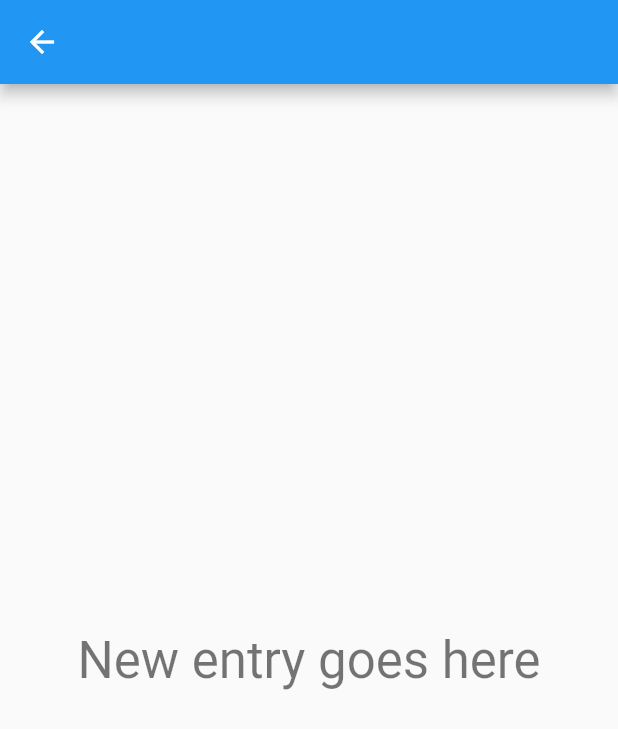
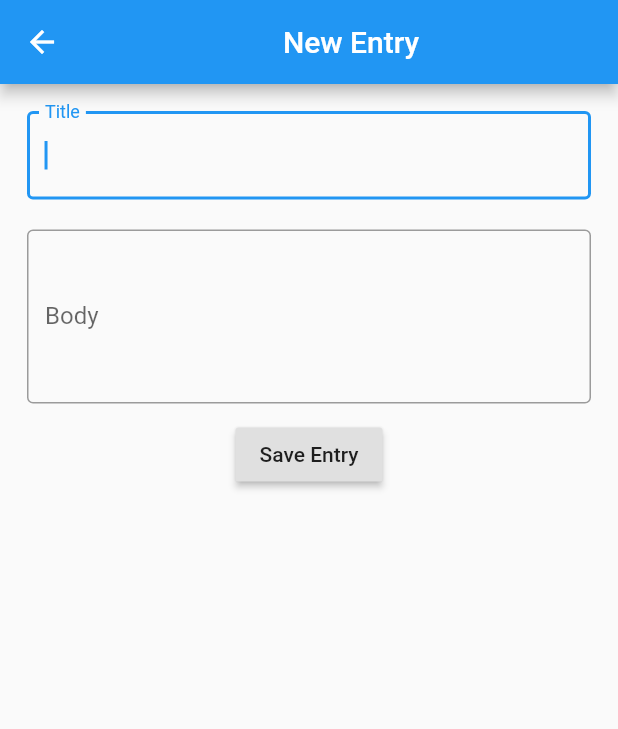
Before and after one commit to shylton/journal, a Flutter app: the NewEntry screen opened by its route, on a phone screen of 412 x 824 dp. Shown: the top 729 px of the screen. Run offline on Flutter 3.47's test engine with Material 2 defaults, Android fonts, the phone set to English and light mode, and no system bars.

Commit message:
placeholder point

```diff
--- a/lib/app.dart
+++ b/lib/app.dart
@@ -24,6 +24,7 @@ class App extends StatelessWidget {
   }
 }
 
+// layout configs go inside ea screen?
 class VerticalLayout extends StatelessWidget {
   @override
   Widget build(BuildContext context) {
--- a/lib/screens/entries.dart
+++ b/lib/screens/entries.dart
@@ -8,7 +8,7 @@ class Entries extends StatelessWidget {
   @override
   Widget build(BuildContext context) {
     return Scaffold(
-      appBar: AppBar(title: Text('Entries List')),
+      appBar: AppBar(title: Center(child: Text('Journal Entries'))),
       floatingActionButton: FloatingActionButton(
         child: Text('+'),
         onPressed: () => {Navigator.pushNamed(context, NewEntry.routeName)},
--- a/lib/screens/new_entry.dart
+++ b/lib/screens/new_entry.dart
@@ -1,14 +1,80 @@
 import 'package:flutter/material.dart';
 
-class NewEntry extends StatelessWidget {
+class NewEntrybad extends StatelessWidget {
   static final routeName = 'new';
   // hit cancel or save button, goes back [list or welcome]
   @override
   Widget build(BuildContext context) {
     return Scaffold(
-        appBar: AppBar(),
+        appBar: AppBar(title: Center(child: Text('New Entry'))),
         body: Center(
             child: Text('New entry goes here',
                 style: Theme.of(context).textTheme.headline4)));
   }
 }
+
+class NewEntry extends StatefulWidget {
+  static final routeName = 'new';
+
+  @override
+  _NewEntryState createState() => _NewEntryState();
+}
+
+class _NewEntryState extends State<NewEntry> {
+  final formKey = GlobalKey<FormState>();
+
+  @override
+  Widget build(BuildContext context) {
+    return Scaffold(
+      appBar: AppBar(title: Center(child: Text('New Entry'))),
+      body: Form(
+        key: formKey,
+        child: Padding(
+            padding: const EdgeInsets.all(18),
+            child: Column(children: formFields(context))),
+      ),
+    );
+  }
+
+  List<Widget> formFields(BuildContext context) {
+    return [
+      TextFormField(
+        autofocus: true,
+        decoration:
+            InputDecoration(labelText: 'Title', border: OutlineInputBorder()),
+        validator: (value) => nonEmptyField(value),
+      ),
+      SizedBox(height: 20),
+      TextFormField(
+        autofocus: false,
+        keyboardType: TextInputType.multiline,
+        minLines: 4,
+        maxLines: null,
+        decoration: InputDecoration(
+          labelText: 'Body',
+          border: OutlineInputBorder(),
+        ),
+        validator: (value) => nonEmptyField(value),
+      ),
+      SizedBox(height: 10),
+      RaisedButton(
+          onPressed: () => validateAndSave(context), child: Text('Save Entry'))
+    ];
+  }
+
+  void validateAndSave(BuildContext context) {
+    final curState = formKey.currentState;
+
+    if (curState.validate()) {
+      Scaffold.of(context)
+          .showSnackBar(SnackBar(content: Text('Saving entry...')));
+    }
+  }
+} // _NewEntryState
+
+String nonEmptyField(String data) {
+  if (data.isEmpty) {
+    return 'This field cannot be empty';
+  }
+  return null;
+}
--- a/lib/screens/welcome.dart
+++ b/lib/screens/welcome.dart
@@ -9,7 +9,7 @@ class Welcome extends StatelessWidget {
   @override
   Widget build(BuildContext context) {
     return Scaffold(
-        appBar: AppBar(title: Text('Welcome')),
+        appBar: AppBar(title: Center(child: Text('Welcome'))),
         body: Center(
             child: Column(
                 mainAxisAlignment: MainAxisAlignment.center,
```
Also changed, not shown: lib/screens/journal_entry_list.dart (deleted).
